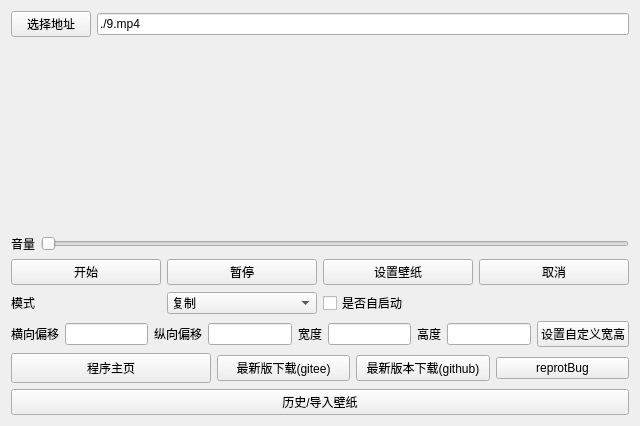
Before: the Qt Designer form settingwindow.ui in dependon/fantascene-dynamic-wallpaper, drawn with Qt 5.
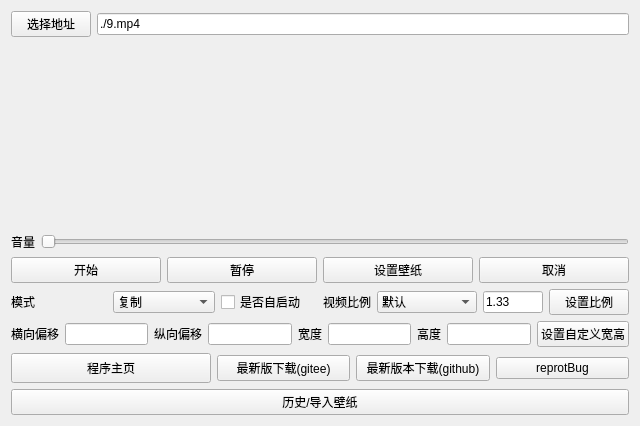
After: the same form once the commit is applied.

Commit message:
fix: 增加了一个配置播放比例的设置
Description:

Log:
Bug:
Issue:
Task:

The edit to the form file:
```diff
--- a/settingwindow.ui
+++ b/settingwindow.ui
@@ -82,7 +82,7 @@
      </item>
     </layout>
    </item>
-   <item row="4" column="0">
+   <item row="3" column="0">
     <spacer name="verticalSpacer">
      <property name="orientation">
       <enum>Qt::Vertical</enum>
@@ -95,7 +95,7 @@
      </property>
     </spacer>
    </item>
-   <item row="5" column="0">
+   <item row="4" column="0">
     <layout class="QHBoxLayout" name="horizontalLayout_3">
      <item>
       <widget class="QLabel" name="label">
@@ -116,7 +116,7 @@
      </item>
     </layout>
    </item>
-   <item row="7" column="0">
+   <item row="5" column="0">
     <layout class="QHBoxLayout" name="horizontalLayout">
      <item>
       <widget class="QPushButton" name="startBtn">
@@ -196,10 +196,10 @@
      </item>
     </layout>
    </item>
-   <item row="8" column="0">
+   <item row="6" column="0">
     <layout class="QVBoxLayout" name="verticalLayout">
      <item>
-      <layout class="QHBoxLayout" name="horizontalLayout_12">
+      <layout class="QHBoxLayout" name="horizontalLayout_12" stretch="1,1">
        <item>
         <layout class="QHBoxLayout" name="horizontalLayout_5">
          <item>
@@ -228,10 +228,6 @@
            </item>
           </widget>
          </item>
-        </layout>
-       </item>
-       <item>
-        <layout class="QHBoxLayout" name="horizontalLayout_4">
          <item>
           <widget class="QCheckBox" name="autoStartBox">
            <property name="text">
@@ -241,6 +237,80 @@
          </item>
         </layout>
        </item>
+       <item>
+        <layout class="QHBoxLayout" name="horizontalLayout_15">
+         <item>
+          <widget class="QLabel" name="label_7">
+           <property name="text">
+            <string>视频比例</string>
+           </property>
+          </widget>
+         </item>
+         <item>
+          <widget class="QComboBox" name="videoBLCombox">
+           <property name="minimumSize">
+            <size>
+             <width>100</width>
+             <height>0</height>
+            </size>
+           </property>
+           <item>
+            <property name="text">
+             <string>默认</string>
+            </property>
+           </item>
+           <item>
+            <property name="text">
+             <string>4:3</string>
+            </property>
+           </item>
+           <item>
+            <property name="text">
+             <string>16:9</string>
+            </property>
+           </item>
+           <item>
+            <property name="text">
+             <string>16:10</string>
+            </property>
+           </item>
+           <item>
+            <property name="text">
+             <string>1.85:1</string>
+            </property>
+           </item>
+           <item>
+            <property name="text">
+             <string>2.35:1</string>
+            </property>
+           </item>
+           <item>
+            <property name="text">
+             <string>自定义</string>
+            </property>
+           </item>
+          </widget>
+         </item>
+         <item>
+          <layout class="QHBoxLayout" name="horizontalLayout_16">
+           <item>
+            <widget class="QLineEdit" name="videoBLEdit">
+             <property name="text">
+              <string>1.33</string>
+             </property>
+            </widget>
+           </item>
+           <item>
+            <widget class="QPushButton" name="videoBZDY">
+             <property name="text">
+              <string>设置比例</string>
+             </property>
+            </widget>
+           </item>
+          </layout>
+         </item>
+        </layout>
+       </item>
       </layout>
      </item>
      <item>
```
Left out of the diff: 4 changed lines with no effect on the pictures. The commit also changes 5 other files.
